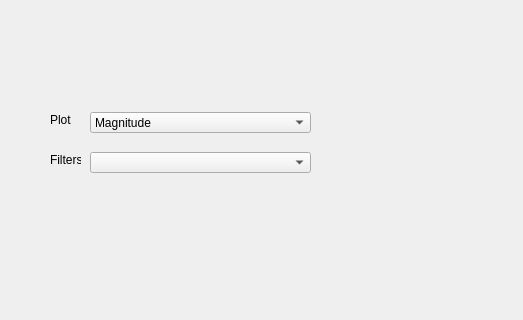
First picture: the form in TP4/Ejercicio1-FilterTool/filterTool/designer/filterToolWindow.ui, repository benjacarlos/TC-Grupo6, before the edit; both pictures show x 410 to 933 and y 338 to 658 of the 933 by 767 pixel window.
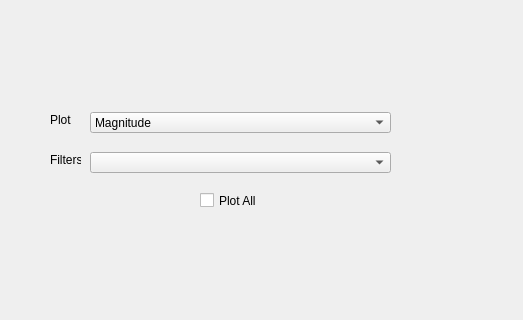
Second picture: the form after the edit. Custom widgets are drawn as their Qt base class.

The edit to the form file:
```diff
--- a/TP4/Ejercicio1-FilterTool/filterTool/designer/filterToolWindow.ui
+++ b/TP4/Ejercicio1-FilterTool/filterTool/designer/filterToolWindow.ui
@@ -517,7 +517,7 @@
        <rect>
         <x>490</x>
         <y>440</y>
-        <width>221</width>
+        <width>301</width>
         <height>21</height>
        </rect>
       </property>
@@ -611,11 +611,24 @@
        <rect>
         <x>490</x>
         <y>480</y>
-        <width>221</width>
+        <width>301</width>
         <height>21</height>
        </rect>
       </property>
      </widget>
+     <widget class="QCheckBox" name="plotAllCheckBox">
+      <property name="geometry">
+       <rect>
+        <x>600</x>
+        <y>520</y>
+        <width>70</width>
+        <height>17</height>
+       </rect>
+      </property>
+      <property name="text">
+       <string>Plot All</string>
+      </property>
+     </widget>
     </widget>
     <widget class="QWidget" name="stageTwo">
      <widget class="QLabel" name="label_2">
```
